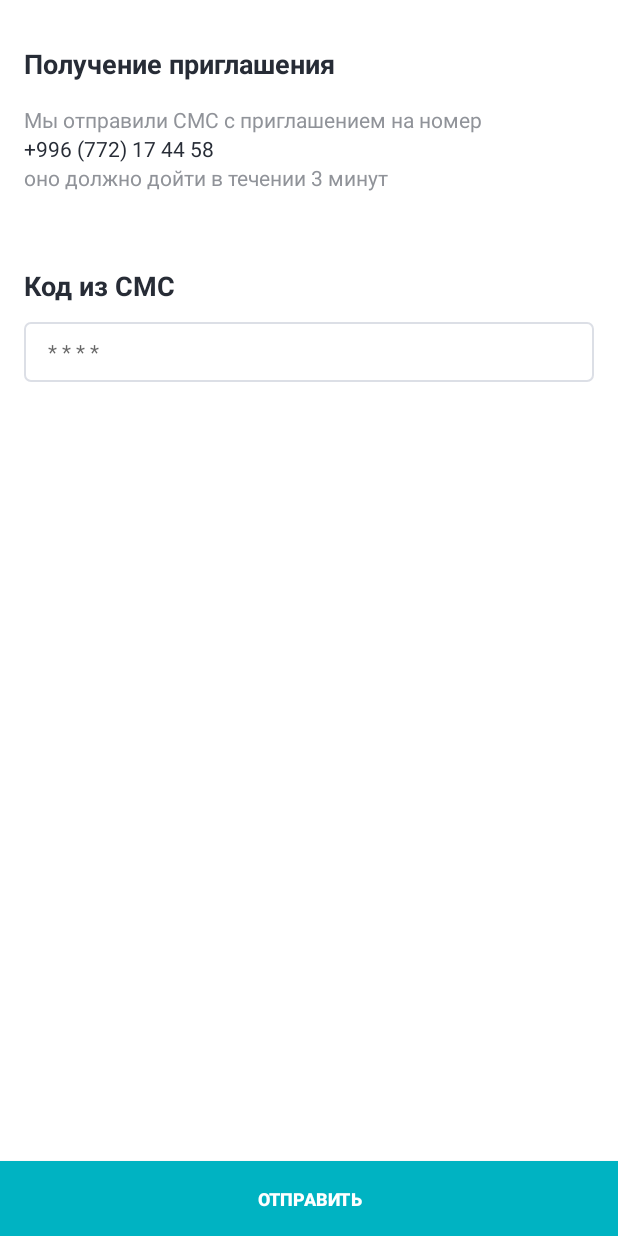
After one commit to akydyraliuulu/UiLayouts, an Android app: the layout get_sms_code_layout.xml on its own in the app's theme, with its tools: preview values and no code run, on a phone screen of 412 x 824 dp. The commit adds this screen. Run offline under Robolectric (Android 15) with nearby library versions, the phone set to English and light mode, and no system bars.

Commit message:
sms and feedback layouts are added

```diff
--- /dev/null
+++ b/app/src/main/res/drawable/rectangle_sms.xml
@@ -0,0 +1,9 @@
+<?xml version="1.0" encoding="utf-8"?>
+<shape xmlns:android="http://schemas.android.com/apk/res/android"
+    android:shape="rectangle">
+    <solid android:color="#FFFFFFFF" />
+    <stroke
+        android:width="1dp"
+        android:color="#DCDFE6" />
+    <corners android:radius="4dp" />
+</shape>
--- /dev/null
+++ b/app/src/main/res/layout/get_sms_code_layout.xml
@@ -0,0 +1,89 @@
+<?xml version="1.0" encoding="utf-8"?>
+<RelativeLayout xmlns:android="http://schemas.android.com/apk/res/android"
+    android:layout_width="match_parent"
+    android:layout_height="match_parent"
+    android:background="@color/white">
+
+    <LinearLayout
+        android:layout_width="match_parent"
+        android:layout_height="wrap_content"
+        android:orientation="vertical"
+        android:paddingLeft="16dp"
+        android:paddingRight="16dp">
+
+        <TextView
+            android:layout_width="match_parent"
+            android:layout_height="wrap_content"
+            android:layout_marginTop="30dp"
+            android:text="@string/get_callback"
+            android:textAllCaps="false"
+            android:textColor="@color/black"
+            android:textSize="18sp"
+            android:textStyle="bold" />
+
+        <LinearLayout
+            android:layout_width="match_parent"
+            android:layout_height="wrap_content"
+            android:layout_marginTop="15dp"
+            android:orientation="vertical">
+
+            <TextView
+                android:layout_width="wrap_content"
+                android:layout_height="wrap_content"
+                android:text="@string/sms_sending"
+                android:textColor="@color/grey"
+                android:textSize="14sp" />
+
+            <TextView
+                android:layout_width="wrap_content"
+                android:layout_height="wrap_content"
+                android:text="@string/number"
+                android:textColor="@color/black"
+                android:textSize="14sp" />
+
+            <TextView
+                android:layout_width="wrap_content"
+                android:layout_height="wrap_content"
+                android:text="@string/sms_sending_continue"
+                android:textColor="@color/grey"
+                android:textSize="14sp" />
+
+
+        </LinearLayout>
+
+        <TextView
+            android:layout_width="match_parent"
+            android:layout_height="wrap_content"
+            android:layout_marginTop="50dp"
+            android:text="@string/code_sms"
+            android:textAllCaps="false"
+            android:textColor="@color/black"
+            android:textSize="18sp"
+            android:textStyle="bold" />
+
+        <TextView
+            android:layout_width="match_parent"
+            android:layout_height="40dp"
+            android:layout_marginTop="12dp"
+            android:background="@drawable/rectangle_sms"
+            android:gravity="center_vertical"
+            android:hint="@string/hint_code"
+            android:paddingLeft="16dp"
+            android:textColor="@color/black"
+            android:textSize="14sp" />
+
+    </LinearLayout>
+
+    <Button
+        android:layout_width="match_parent"
+        android:layout_height="50dp"
+        android:layout_alignParentBottom="true"
+        android:background="@color/navy_blue"
+        android:text="@string/send"
+        android:textAlignment="center"
+        android:textAllCaps="true"
+        android:textColor="@color/white"
+        android:textSize="12sp"
+        android:textStyle="bold" />
+
+</RelativeLayout>
--- a/app/src/main/res/values/strings.xml
+++ b/app/src/main/res/values/strings.xml
@@ -39,5 +39,21 @@
     <string name="skip">Пропустить</string>
     <string name="like">Нравится</string>
     <string name="write">Написать</string>
+    <string name="send">ОТПРАВИТЬ</string>
     <string name="sympathy">Вы проявили симпатию</string>
+    <string name="feedback_help">Чем мы можем вам помочь?</string>
+    <string name="feedback_about">Технические неполадки, предложения по улучшению и другие моменты, о которых Вы хотели бы нам сообщить</string>
+    <string name="feedback_question">Есть вопросы? Мы поможем вам!</string>
+    <string name="sign_in_sms">Вход через приглашение</string>
+    <string name="about_sms">Для создания нового аккаунта или входа в имеющийся, нам нужен ваш номер, чтобы мы могли отправить на него приглашение</string>
+    <string name="phone_number">Номер телефона</string>
+    <string name="code_phone_number">+996</string>
+    <string name="get_code">ПОЛУЧИТЬ КОД</string>
+    <string name="hint_sms">(* * *) * * * * * *</string>
+    <string name="hint_code">* * * *</string>
+    <string name="code_sms">Код из СМС</string>
+    <string name="get_callback">Получение приглашения</string>
+    <string name="sms_sending">Мы отправили СМС с приглашением на номер </string>
+    <string name="number">+996 (772) 17 44 58</string>
+    <string name="sms_sending_continue">оно должно дойти в течении 3 минут</string>
 </resources>
```
Also changed, not shown: app/src/main/res/drawable/button_color_selector.xml (added, +7 -0 lines), app/src/main/res/layout/feedback_layout.xml (added, +65 -0 lines), app/src/main/res/layout/sms_layout.xml (added, +86 -0 lines).
